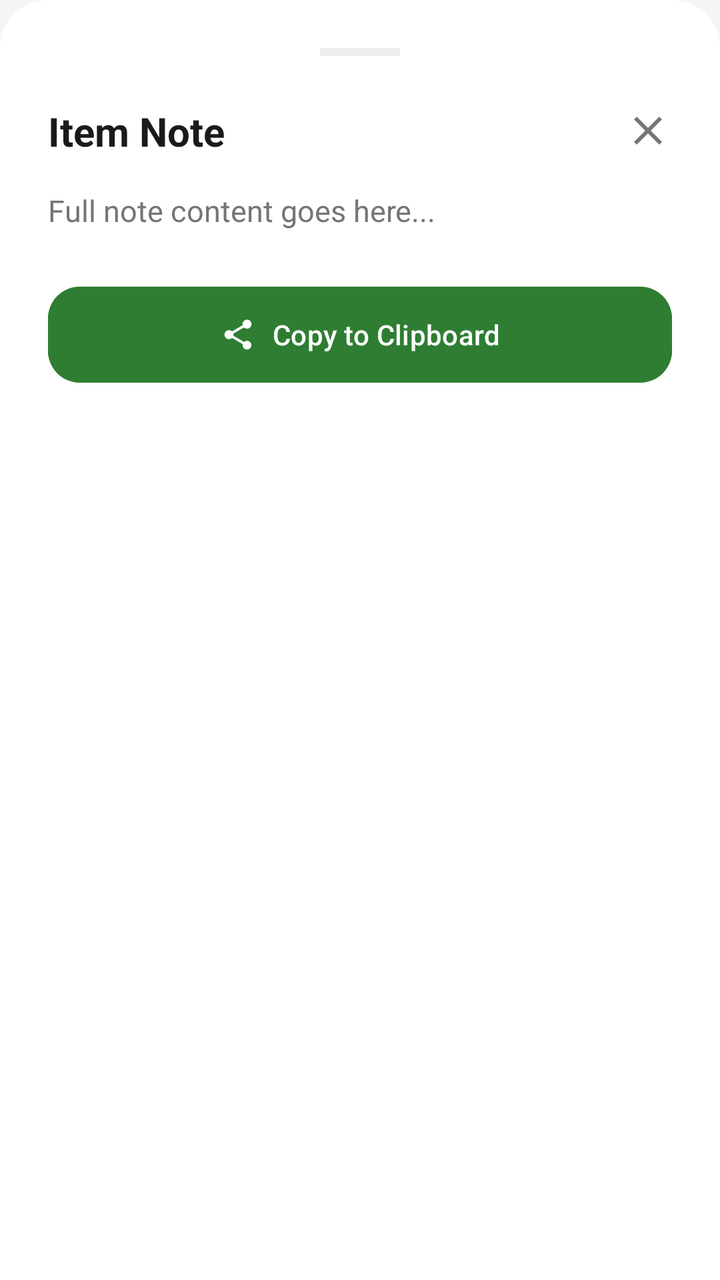
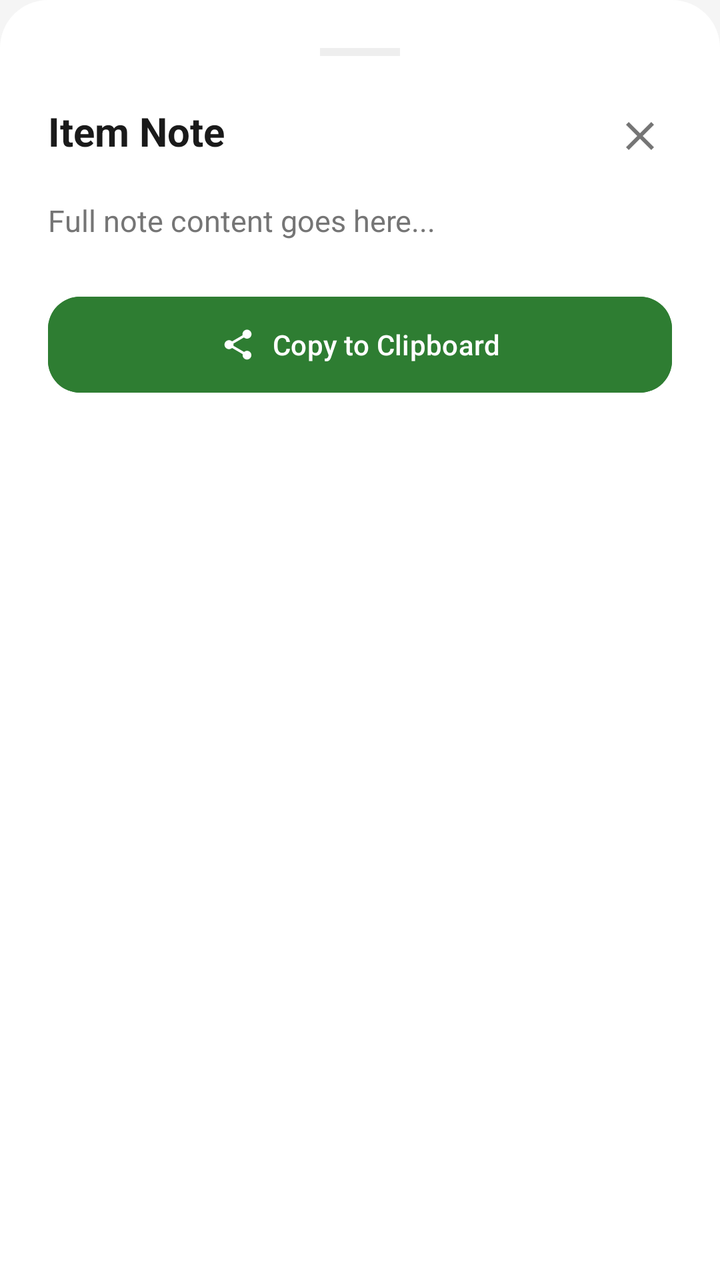

Screens rendered from an Android XML layout before and after an edit, with the pre-edit source and the edit as a unified diff.
<!-- AndroidManifest.xml: application theme Theme.FridgeWise -->
<!-- res/layout/bottom_sheet_note_detail.xml -->
<?xml version="1.0" encoding="utf-8"?>
<LinearLayout xmlns:android="http://schemas.android.com/apk/res/android"
    xmlns:app="http://schemas.android.com/apk/res-auto"
    android:layout_width="match_parent"
    android:layout_height="wrap_content"
    android:background="@drawable/bg_bottom_sheet"
    android:orientation="vertical"
    android:padding="24dp">

    <View
        android:layout_width="40dp"
        android:layout_height="4dp"
        android:layout_gravity="center_horizontal"
        android:layout_marginBottom="24dp"
        android:background="@color/divider_color" />

    <RelativeLayout
        android:layout_width="match_parent"
        android:layout_height="wrap_content">

        <TextView
            android:id="@+id/tvNoteTitle"
            android:layout_width="wrap_content"
            android:layout_height="wrap_content"
            android:layout_alignParentStart="true"
            android:text="Item Note"
            android:textColor="@color/text_primary"
            android:textSize="20sp"
            android:textStyle="bold" />

        <ImageView
            android:id="@+id/btnClose"
            android:layout_width="24dp"
            android:layout_height="24dp"
            android:layout_alignParentEnd="true"
            android:layout_centerVertical="true"
            android:src="@drawable/ic_close"
            app:tint="@color/text_secondary" />
    </RelativeLayout>

    <androidx.core.widget.NestedScrollView
        android:layout_width="match_parent"
        android:layout_height="wrap_content"
        android:layout_marginTop="16dp"
        android:maxHeight="400dp">

        <TextView
            android:id="@+id/tvFullNote"
            android:layout_width="match_parent"
            android:layout_height="wrap_content"
            android:lineSpacingExtra="4dp"
            android:text="Full note content goes here..."
            android:textColor="@color/text_secondary"
            android:textSize="15sp" />
    </androidx.core.widget.NestedScrollView>

    <com.google.android.material.button.MaterialButton
        android:id="@+id/btnCopyNote"
        android:layout_width="match_parent"
        android:layout_height="56dp"
        android:layout_marginTop="24dp"
        android:text="Copy to Clipboard"
        android:textAllCaps="false"
        android:textColor="@color/white"
        app:cornerRadius="16dp"
        app:icon="@drawable/ic_share"
        app:iconGravity="textStart"
        app:iconTint="@color/white"
        android:backgroundTint="@color/green_primary" />

</LinearLayout>
<!-- resources referenced by this layout -->
<resources>
  <color name="divider_color">#EEEEEE</color>
  <color name="green_primary">#2E7D32</color>
  <color name="text_primary">#1A1A1A</color>
  <color name="text_secondary">#757575</color>
  <color name="white">#FFFFFF</color>
  <!-- drawable bg_bottom_sheet (drawable) -->
  <?xml version="1.0" encoding="utf-8"?>
  <shape xmlns:android="http://schemas.android.com/apk/res/android">
      <solid android:color="@color/bg_secondary" />
      <corners
          android:topLeftRadius="24dp"
          android:topRightRadius="24dp" />
  </shape>
  <!-- drawable ic_close (drawable) -->
  <vector xmlns:android="http://schemas.android.com/apk/res/android"
      android:width="24dp"
      android:height="24dp"
      android:viewportWidth="24"
      android:viewportHeight="24">
    <path
        android:fillColor="#FF000000"
        android:pathData="M19,6.41L17.59,5 12,10.59 6.41,5 5,6.41 10.59,12 5,17.59 6.41,19 12,13.41 17.59,19 19,17.59 13.41,12z"/>
  </vector>
  <!-- drawable ic_share (drawable) -->
  <vector xmlns:android="http://schemas.android.com/apk/res/android"
      android:width="24dp"
      android:height="24dp"
      android:viewportWidth="24"
      android:viewportHeight="24">
      <path
          android:fillColor="@android:color/white"
          android:pathData="M18,16.08c-0.76,0 -1.44,0.3 -1.96,0.77L8.91,12.7c0.05,-0.23 0.09,-0.46 0.09,-0.7s-0.04,-0.47 -0.09,-0.7l7.05,-4.11c0.54,0.5 1.25,0.81 2.04,0.81 1.66,0 3,-1.34 3,-3s-1.34,-3 -3,-3 -3,1.34 -3,3c0,0.24 0.04,0.47 0.09,0.7L8.04,9.81C7.5,9.31 6.79,9 6,9c-1.66,0 -3,1.34 -3,3s1.34,3 3,3c0.79,0 1.5,-0.31 2.04,-0.81l7.12,4.16c-0.05,0.21 -0.08,0.43 -0.08,0.65 0,1.61 1.31,2.92 2.92,2.92s2.92,-1.31 2.92,-2.92 -1.31,-2.92 -2.92,-2.92z"/>
  </vector>
  <style name="Theme.FridgeWise" parent="Base.Theme.FridgeWise" />
  <color name="bg_secondary">#FFFFFF</color>
  <style name="Base.Theme.FridgeWise" parent="Theme.Material3.DayNight.NoActionBar">
          
          <item name="colorPrimary">@color/green_primary</item>
          <item name="android:windowBackground">@color/bg_primary</item>
          <item name="colorSurface">@color/bg_secondary</item>
          <item name="colorOnSurface">@color/text_primary</item>
      </style>
  <color name="bg_primary">#F5F5F5</color>
</resources>

<!-- the commit's change to res/layout/bottom_sheet_note_detail.xml (unified diff, before → after) -->
@@ -30,10 +30,14 @@
 
         <ImageView
             android:id="@+id/btnClose"
-            android:layout_width="24dp"
-            android:layout_height="24dp"
+            android:layout_width="32dp"
+            android:layout_height="32dp"
             android:layout_alignParentEnd="true"
             android:layout_centerVertical="true"
+            android:padding="4dp"
+            android:background="?attr/selectableItemBackgroundBorderless"
+            android:clickable="true"
+            android:focusable="true"
             android:src="@drawable/ic_close"
             app:tint="@color/text_secondary" />
     </RelativeLayout>
